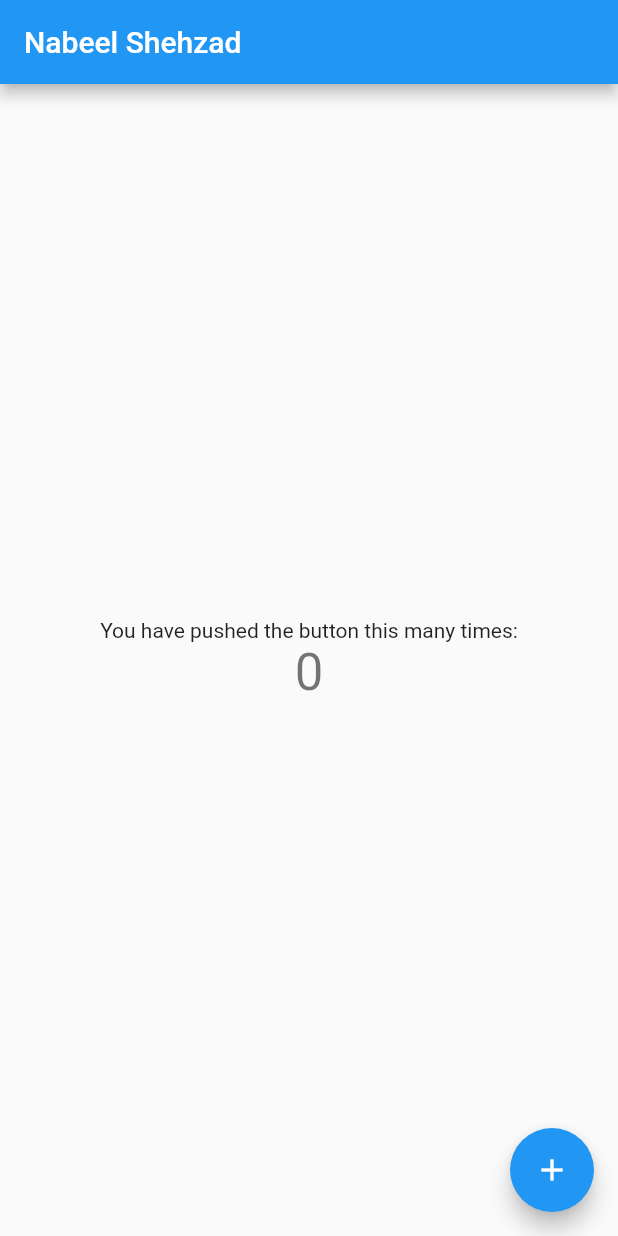
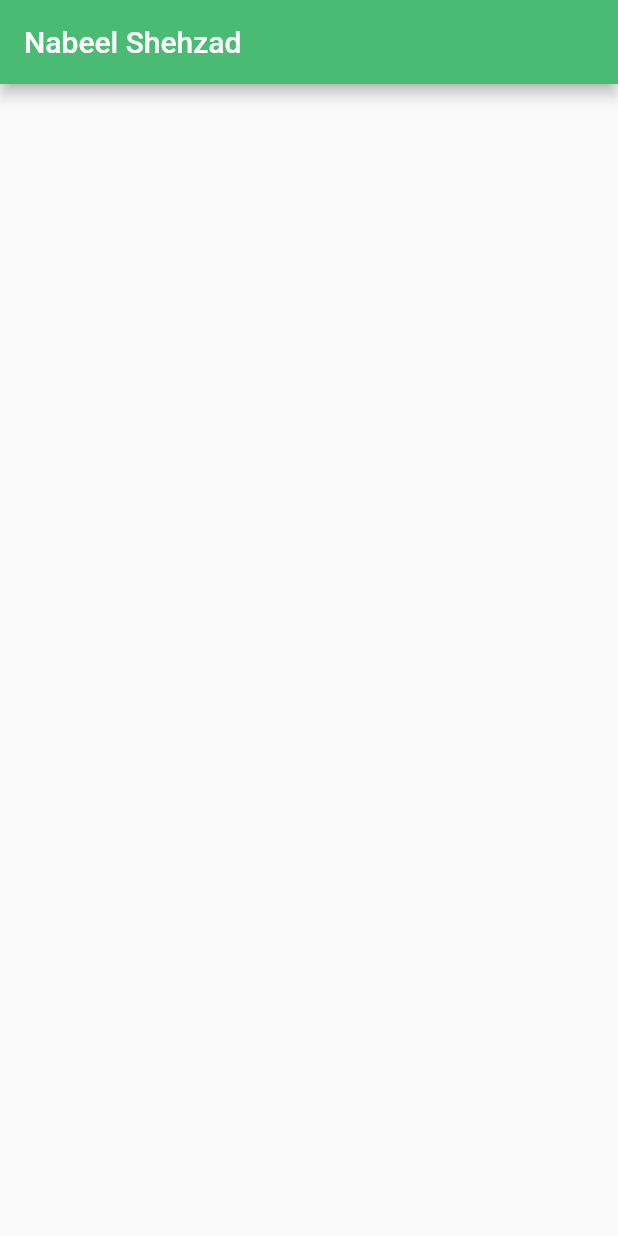
Before and after one commit to Nabeel-Shehzad/NabeelShehzad, a Flutter app: the screen it shows after launch, on a phone screen of 412 x 824 dp. Run offline on Flutter 3.47's test engine with Material 2 defaults, Android fonts, the phone set to English and light mode, and no system bars.

Commit message:
start From

```diff
--- a/analysis_options.yaml
+++ b/analysis_options.yaml
@@ -24,6 +24,10 @@
   rules:
     # avoid_print: false  # Uncomment to disable the `avoid_print` rule
     # prefer_single_quotes: true  # Uncomment to enable the `prefer_single_quotes` rule
+    prefer_const_constructors_in_immutables: true,
+    prefer_const_constructors: true,
+    prefer_const_literals_to_create_immutables: true,
+    prefer_const_declarations: true,
 
 # Additional information about this file can be found at
 # https://dart.dev/guides/language/analysis-options
--- /dev/null
+++ b/lib/contactForm.dart
@@ -0,0 +1,27 @@
+import 'package:flutter/material.dart';
+class ContactForm extends StatefulWidget {
+  const ContactForm({
+    Key? key,
+  }) : super(key: key);
+
+  @override
+  State<ContactForm> createState() => _ContactFormState();
+}
+
+class _ContactFormState extends State<ContactForm> {
+  var _formKey = GlobalKey<FormState>();
+  @override
+  Widget build(BuildContext context) {
+    return Form(
+      key: _formKey,
+      child: Center(
+        child: Column(
+          mainAxisAlignment: MainAxisAlignment.center,
+          children: <Widget>[
+
+          ],
+        ),
+      ),
+    );
+  }
+}
--- a/lib/main.dart
+++ b/lib/main.dart
@@ -1,4 +1,6 @@
 import 'package:flutter/material.dart';
+
+import 'contactForm.dart';
 
 void main() {
   runApp(const MyApp());
@@ -11,10 +13,8 @@
   @override
   Widget build(BuildContext context) {
     return MaterialApp(
-      title: 'Hello Flutter',
-      theme: ThemeData(
-        primarySwatch: Colors.blue,
-      ),
+      debugShowCheckedModeBanner: false,
+      title: 'Nabeel Shehzad',
       home: const MyHomePage(title: 'Nabeel Shehzad'),
     );
   }
@@ -30,39 +30,15 @@
 }
 
 class _MyHomePageState extends State<MyHomePage> {
-  int _counter = 0;
-
-  void _incrementCounter() {
-    setState(() {
-      _counter++;
-    });
-  }
 
   @override
   Widget build(BuildContext context) {
     return Scaffold(
       appBar: AppBar(
+        backgroundColor: Color.fromRGBO(73, 187, 115, 1),
         title: Text(widget.title),
       ),
-      body: Center(
-        child: Column(
-          mainAxisAlignment: MainAxisAlignment.center,
-          children: <Widget>[
-            const Text(
-              'You have pushed the button this many times:',
-            ),
-            Text(
-              '$_counter',
-              style: Theme.of(context).textTheme.headline4,
-            ),
-          ],
-        ),
-      ),
-      floatingActionButton: FloatingActionButton(
-        onPressed: _incrementCounter,
-        tooltip: 'Increment',
-        child: const Icon(Icons.add),
-      ), // This trailing comma makes auto-formatting nicer for build methods.
+      body: ContactForm(), // This trailing comma makes auto-formatting nicer for build methods.
     );
   }
 }
```
